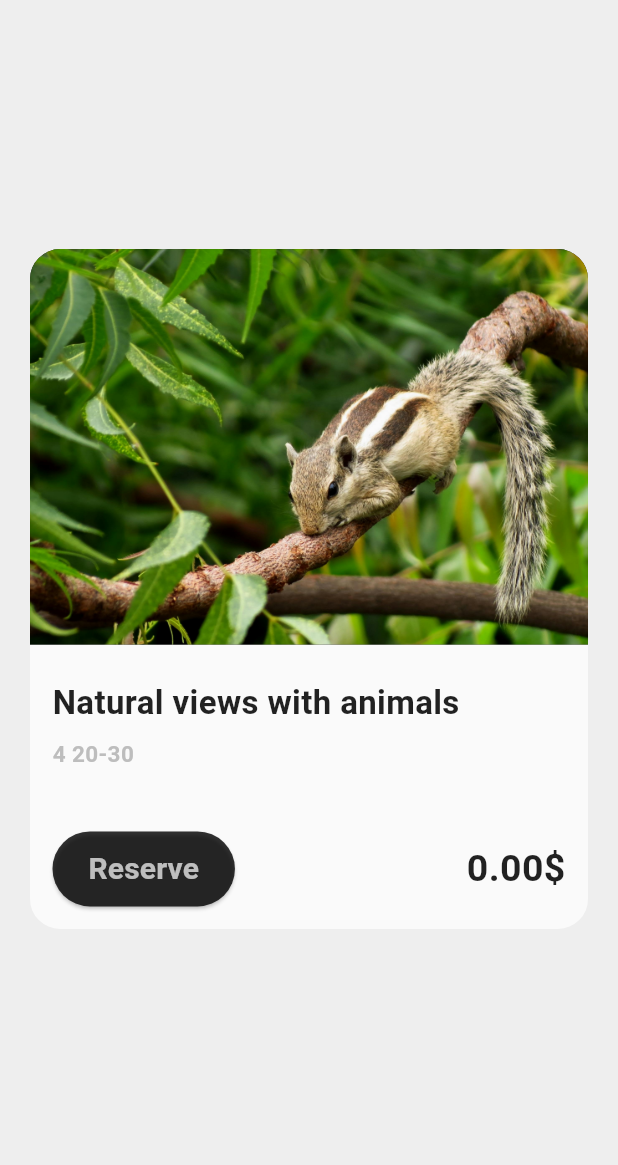
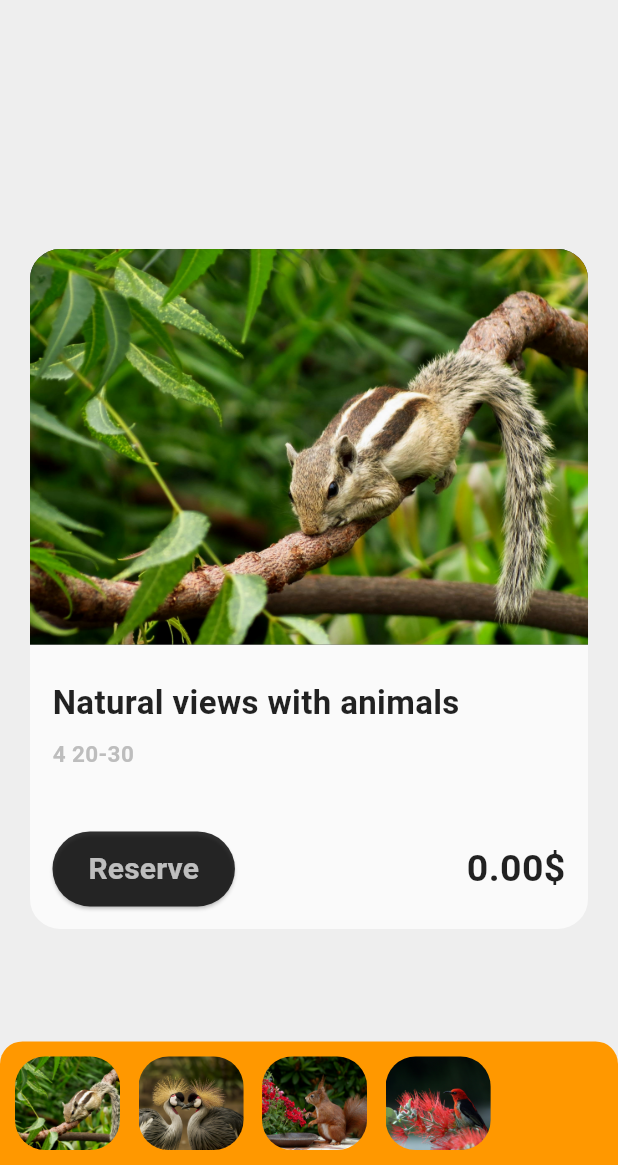
Before and after one commit to AbdulRahmanAMKhalaf/parallax_scroll_effect_app, a Flutter app: the screen it shows after launch, on a phone screen of 412 x 824 dp, the part 71-1236 px from its top. Run offline on Flutter 3.47's test engine with Material 3 defaults, Android fonts, the phone set to English and light mode, and no system bars; drawn by our look-alikes of carousel_slider, flutter_animate; our stand-ins replace responsive_sizer.

Commit message:
Initial commit

```diff
--- a/lib/screens/home_screen_content.dart
+++ b/lib/screens/home_screen_content.dart
@@ -1,5 +1,4 @@
 import 'package:carousel_slider/carousel_slider.dart';
-import 'package:flutter/cupertino.dart';
 import 'package:flutter/material.dart';
 import 'package:flutter_animate/flutter_animate.dart';
 import 'package:parallax_scroll_effect_app/models/home_model.dart';
@@ -13,9 +12,13 @@ class HomeScreenContent extends StatefulWidget {
 }
 
 class _HomeScreenContentState extends State<HomeScreenContent> {
+
+  bool isDrag=false;
   @override
   Widget build(BuildContext context) {
-    return Column(
+    return Stack(
+      children: [
+        Column(
           mainAxisAlignment: MainAxisAlignment.center,
           crossAxisAlignment: CrossAxisAlignment.start,
           children: [
@@ -115,6 +118,81 @@ class _HomeScreenContentState extends State<HomeScreenContent> {
                 )
             ),
           ],
+        ),
+        Align(
+          alignment: Alignment.bottomCenter,
+          child: GestureDetector(
+            onLongPress: () {
+              isDrag=!isDrag;
+              setState(() {
+
+              });
+            },
+            child:isDrag?Container(
+              width: double.infinity,
+              height:80.h,
+              decoration: BoxDecoration(
+                  borderRadius: BorderRadius.vertical(top: Radius.circular(15.px)),
+                  color: Colors.orange
+              ),
+              child:Container(
+                width: double.infinity,
+                color: Colors.white12,
+                child: Column(children: [
+                  Expanded(
+                    child: ListView.separated(
+                      padding: EdgeInsets.all(10.px),
+                        itemBuilder: (context, index) => Row(
+
+                          children: [
+                            ClipRRect(
+                              borderRadius: BorderRadius.circular(20.px),
+                              child: Image(
+                                height: 15.h,
+                                  width: 30.w,
+                                  fit: BoxFit.cover,
+                                  image:AssetImage(homeList[index].image),
+                              ),
+                            ),
+                            const Spacer(),
+                            Text(homeList[index].text,
+                            style: TextStyle(
+                              color: Colors.white,
+                              fontWeight: FontWeight.w700,
+                              fontSize: 20.px
+                            ),
+                            ),
+                          ],
+                        ),
+                        separatorBuilder: (context, index) => SizedBox(height: 3.h,),
+                        itemCount: homeList.length),
+                  )
+                ],),
+              ),
+            ).animate().fadeIn(duration: 800.ms,curve: Curves.easeInOut).show(duration: 100.ms,):Container(
+              width: double.infinity,
+              height:10.h,
+              decoration: BoxDecoration(
+                  borderRadius: BorderRadius.vertical(top: Radius.circular(15.px)),
+                  color: Colors.orange
+              ),
+              child: ListView.separated(
+                padding: EdgeInsets.all(10.px),
+                  physics: const NeverScrollableScrollPhysics(),
+                  scrollDirection: Axis.horizontal,
+                  itemBuilder:(context,index)=>ClipRRect(
+                    borderRadius: BorderRadius.circular(20.px),
+                    child: Image(
+                        width: 70.px,
+                        fit: BoxFit.cover,
+                        image: AssetImage(homeList[index].image)),
+                  ),
+                  separatorBuilder: (context, index) => SizedBox(width: 3.w,),
+                  itemCount: homeList.length),
+            ).animate().fade(duration: 500.ms),
+          ),
+        ),
+      ],
     );
   }
 }
```
Lines whose indentation alone changed are shown as unchanged.
